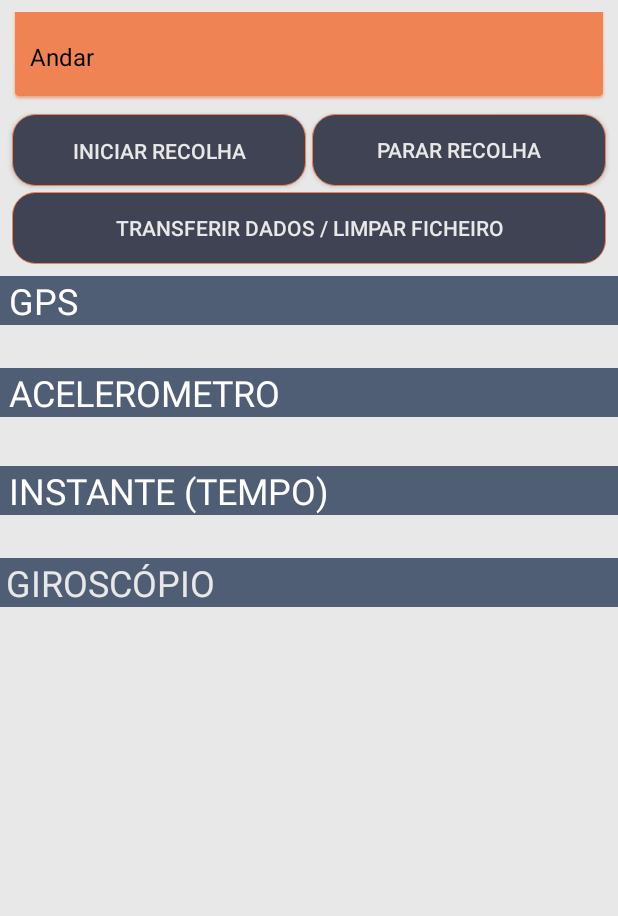
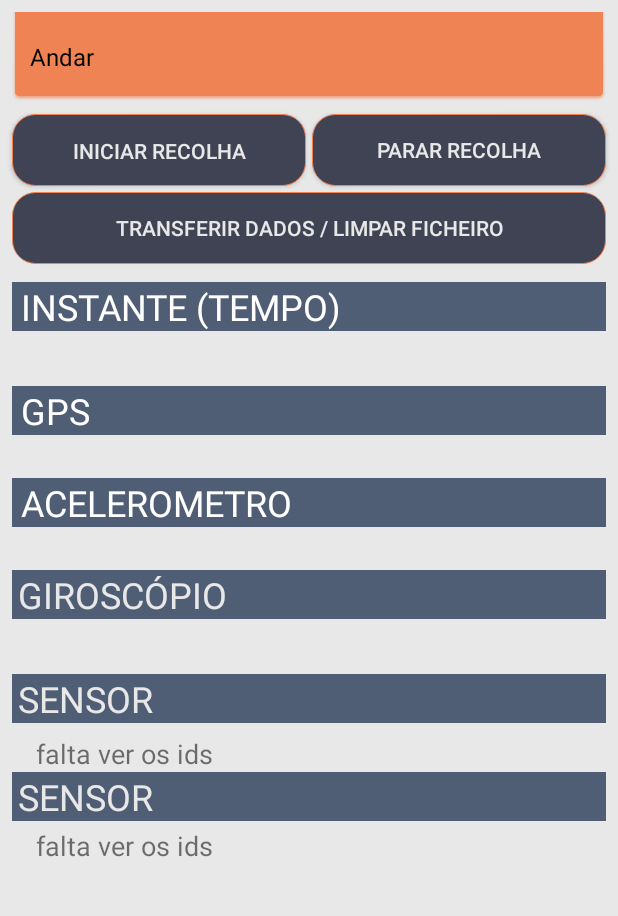
Before and after one commit to KrisLeoSim/CUB-TP, an Android app: the screen it shows after launch (MainActivity), on a phone screen of 412 x 824 dp, the part 84-1000 px from its top. Run offline under Robolectric (Android 15) with nearby library versions, the phone set to English and light mode, and no system bars.

Commit message:
com interface melhorada para levar o resto dos sensores

```diff
--- a/app/src/main/java/com/example/kris/cubtp/MainActivity.java
+++ b/app/src/main/java/com/example/kris/cubtp/MainActivity.java
@@ -66,7 +66,7 @@ public class MainActivity extends AppCompatActivity implements AdapterView.OnIte
         btnstart = (Button) findViewById(R.id.btnstart);
         textgps = (TextView) findViewById(R.id.textgps);
         textgiroscopio = (TextView) findViewById(R.id.textgiroscopio);
-        tituloacelerometro = (TextView) findViewById(R.id.titulogiroscopio);
+        titulogiroscopio = (TextView) findViewById(R.id.titulogiroscopio);
 
 
         InicializaSensores();
@@ -125,25 +125,27 @@ public class MainActivity extends AppCompatActivity implements AdapterView.OnIte
         escondeMostradores.setOnCheckedChangeListener(new CompoundButton.OnCheckedChangeListener() {
             @Override
             public void onCheckedChanged(CompoundButton compoundButton, boolean isChecked) {
-                if(isChecked){
+
+                if(isChecked == true) {
                     textacelerometro.setVisibility(View.VISIBLE);
                     textgps.setVisibility(View.VISIBLE);
                     textinstante.setVisibility(View.VISIBLE);
+                    textgiroscopio.setVisibility(View.VISIBLE);
                     titulogps.setVisibility(View.VISIBLE);
                     tituloacelerometro.setVisibility(View.VISIBLE);
                     tituloinstante.setVisibility(View.VISIBLE);
                     titulogiroscopio.setVisibility(View.VISIBLE);
-                    textgiroscopio.setVisibility(View.VISIBLE);
                 }else{
                     textacelerometro.setVisibility(View.INVISIBLE);
                     textgps.setVisibility(View.INVISIBLE);
                     textinstante.setVisibility(View.INVISIBLE);
+                    textgiroscopio.setVisibility(View.INVISIBLE);
                     titulogps.setVisibility(View.INVISIBLE);
                     tituloacelerometro.setVisibility(View.INVISIBLE);
                     tituloinstante.setVisibility(View.INVISIBLE);
                     titulogiroscopio.setVisibility(View.INVISIBLE);
-                    textgiroscopio.setVisibility(View.INVISIBLE);
                 }
+
             }
         });
 
@@ -240,7 +242,7 @@ public class MainActivity extends AppCompatActivity implements AdapterView.OnIte
 
             int acc = sensorEvent.accuracy;
 
-            textgiroscopio.setText("X: "+(int)x+ "\nY: "+(int)y+ "\nZ: "+(int)z+"\nacc: "+acc, TextView.BufferType.NORMAL);
+            textgiroscopio.setText("X: "+(int)x+ "   Y: "+(int)y+ "   Z: "+(int)z+"\nacc: "+acc, TextView.BufferType.NORMAL);
 
         }
 
@@ -261,7 +263,7 @@ public class MainActivity extends AppCompatActivity implements AdapterView.OnIte
 
             int acc = sensorEvent.accuracy;
 
-            textacelerometro.setText("X: "+(int)x+"\nY: "+(int)y+ "\nZ: "+(int)z+"\nacc: "+acc, TextView.BufferType.NORMAL);
+            textacelerometro.setText("X: "+(int)x+"   Y: "+(int)y+ "   Z: "+(int)z+"\nacc: "+acc, TextView.BufferType.NORMAL);
         }
 
         @Override
--- a/app/src/main/res/layout/activity_main.xml
+++ b/app/src/main/res/layout/activity_main.xml
@@ -15,6 +15,49 @@
         tools:layout_editor_absoluteY="100dp"
         tools:ignore="MissingConstraints" />
 
+
+    <TextView
+        android:id="@+id/textView"
+        android:layout_width="match_parent"
+        android:layout_height="wrap_content"
+        android:layout_marginBottom="8dp"
+        android:layout_marginStart="16dp"
+        android:layout_marginTop="8dp"
+        android:text="CUB [TP]"
+        android:textColor="@android:color/background_light"
+        android:textSize="18sp"
+        android:textStyle="bold"
+        app:layout_constraintBottom_toBottomOf="@+id/CustomToolbar"
+        app:layout_constraintStart_toStartOf="@+id/CustomToolbar"
+        app:layout_constraintTop_toTopOf="parent" />
+
+    <Switch
+        android:id="@+id/EsconderMostradores"
+        android:layout_width="wrap_content"
+        android:layout_height="0dp"
+        android:layout_marginBottom="8dp"
+        android:layout_marginEnd="8dp"
+        android:layout_marginTop="8dp"
+        android:checked="true"
+        app:layout_constraintBottom_toBottomOf="@+id/CustomToolbar"
+        app:layout_constraintEnd_toEndOf="@+id/CustomToolbar"
+        app:layout_constraintTop_toTopOf="parent"
+        tools:checked="true" />
+
+    <Spinner
+        android:id="@+id/spinneractividades"
+        android:layout_width="0dp"
+        android:layout_height="wrap_content"
+        android:layout_marginEnd="8dp"
+        android:layout_marginStart="8dp"
+        android:layout_marginTop="8dp"
+        android:background="@android:drawable/spinner_dropdown_background"
+        android:backgroundTint="@color/colorAccent"
+        android:popupBackground="@color/colorcinza"
+        app:layout_constraintEnd_toEndOf="parent"
+        app:layout_constraintHorizontal_bias="1.0"
+        app:layout_constraintStart_toStartOf="parent"
+        app:layout_constraintTop_toBottomOf="@+id/CustomToolbar" />
 
     <Button
         android:id="@+id/btnstart"
@@ -83,64 +126,28 @@
         app:layout_constraintGuide_percent="0.5" />
 
 
+    <ScrollView
+        android:layout_width="0dp"
+        android:layout_height="0dp"
+        android:layout_marginBottom="8dp"
+        android:layout_marginEnd="8dp"
+        android:layout_marginStart="8dp"
+        android:layout_marginTop="8dp"
+        app:layout_constraintBottom_toBottomOf="parent"
+        app:layout_constraintEnd_toEndOf="parent"
+        app:layout_constraintHorizontal_bias="1.0"
+        app:layout_constraintStart_toStartOf="parent"
+        app:layout_constraintTop_toBottomOf="@+id/btntranf"
+        app:layout_constraintVertical_bias="0.0">
 
-
-    <TextView
-        android:id="@+id/textacelerometro"
-        android:layout_width="0dp"
+        <LinearLayout
+            android:layout_width="match_parent"
             android:layout_height="wrap_content"
-        android:layout_marginEnd="16dp"
-        android:layout_marginStart="16dp"
-        android:layout_marginTop="4dp"
-        android:textSize="18sp"
-        app:layout_constraintEnd_toEndOf="parent"
-        app:layout_constraintHorizontal_bias="0.125"
-        app:layout_constraintStart_toStartOf="@+id/guideline"
-        app:layout_constraintTop_toBottomOf="@+id/tituloacelerometro" />
-
-    <TextView
-        android:id="@+id/textgps"
-        android:layout_width="0dp"
-        android:layout_height="wrap_content"
-        android:layout_marginEnd="16dp"
-        android:layout_marginStart="16dp"
-        android:editable="false"
-        android:textSize="18sp"
-        app:layout_constraintEnd_toEndOf="parent"
-        app:layout_constraintHorizontal_bias="0.125"
-        app:layout_constraintStart_toStartOf="@+id/guideline"
-        app:layout_constraintTop_toBottomOf="@+id/titulogps" />
-
-    <TextView
-        android:id="@+id/titulogps"
-        android:layout_width="0dp"
-        android:layout_height="wrap_content"
-        android:layout_marginTop="8dp"
-        android:background="@color/colorPrimaryDark"
-        android:text=" GPS"
-        android:textColor="@android:color/background_light"
-        android:textSize="24sp"
-        app:layout_constraintEnd_toEndOf="parent"
-        app:layout_constraintHorizontal_bias="0.25"
-        app:layout_constraintStart_toStartOf="parent"
-        app:layout_constraintTop_toBottomOf="@+id/btntranf" />
-
-    <TextView
-        android:id="@+id/tituloacelerometro"
-        android:layout_width="0dp"
-        android:layout_height="wrap_content"
-        android:layout_marginTop="4dp"
-        android:background="@color/colorPrimaryDark"
-        android:text=" ACELEROMETRO"
-        android:textColor="@android:color/background_light"
-        android:textSize="24sp"
-        app:layout_constraintEnd_toEndOf="parent"
-        app:layout_constraintStart_toStartOf="parent"
-        app:layout_constraintTop_toBottomOf="@+id/textgps" />
+            android:orientation="vertical">
 
             <TextView
                 android:id="@+id/tituloinstante"
-        android:layout_width="0dp"
+                android:layout_width="match_parent"
                 android:layout_height="wrap_content"
                 android:layout_marginTop="4dp"
                 android:background="@color/colorPrimaryDark"
@@ -153,7 +160,7 @@
 
             <TextView
                 android:id="@+id/textinstante"
-        android:layout_width="0dp"
+                android:layout_width="match_parent"
                 android:layout_height="wrap_content"
                 android:layout_marginEnd="16dp"
                 android:layout_marginStart="16dp"
@@ -167,51 +174,61 @@
                 app:layout_constraintTop_toBottomOf="@+id/tituloinstante" />
 
             <TextView
-        android:id="@+id/textView"
-        android:layout_width="wrap_content"
+                android:id="@+id/titulogps"
+                android:layout_width="match_parent"
                 android:layout_height="wrap_content"
-        android:layout_marginBottom="8dp"
+                android:layout_marginTop="8dp"
+                android:background="@color/colorPrimaryDark"
+                android:text=" GPS"
+                android:textColor="@android:color/background_light"
+                android:textSize="24sp"
+                app:layout_constraintEnd_toEndOf="parent"
+                app:layout_constraintHorizontal_bias="0.25"
+                app:layout_constraintStart_toStartOf="parent"
+                app:layout_constraintTop_toBottomOf="@+id/btntranf" />
+
+            <TextView
+                android:id="@+id/textgps"
+                android:layout_width="match_parent"
+                android:layout_height="wrap_content"
+                android:layout_marginEnd="16dp"
                 android:layout_marginStart="16dp"
-        android:layout_marginTop="8dp"
-        android:text="CUB [TP]"
+                android:editable="false"
+                android:textSize="18sp"
+                app:layout_constraintEnd_toEndOf="parent"
+                app:layout_constraintHorizontal_bias="0.125"
+                app:layout_constraintStart_toStartOf="@+id/guideline"
+                app:layout_constraintTop_toBottomOf="@+id/titulogps" />
+
+            <TextView
+                android:id="@+id/tituloacelerometro"
+                android:layout_width="match_parent"
+                android:layout_height="wrap_content"
+                android:layout_marginTop="4dp"
+                android:background="@color/colorPrimaryDark"
+                android:text=" ACELEROMETRO"
                 android:textColor="@android:color/background_light"
+                android:textSize="24sp"
+                app:layout_constraintEnd_toEndOf="parent"
+                app:layout_constraintStart_toStartOf="parent"
+                app:layout_constraintTop_toBottomOf="@+id/textgps" />
+
+            <TextView
+                android:id="@+id/textacelerometro"
+                android:layout_width="match_parent"
+                android:layout_height="wrap_content"
+                android:layout_marginEnd="16dp"
+                android:layout_marginStart="16dp"
+                android:layout_marginTop="4dp"
                 android:textSize="18sp"
-        android:textStyle="bold"
-        app:layout_constraintBottom_toBottomOf="@+id/CustomToolbar"
-        app:layout_constraintStart_toStartOf="@+id/CustomToolbar"
-        app:layout_constraintTop_toTopOf="parent" />
-
-    <Switch
-        android:id="@+id/EsconderMostradores"
-        android:layout_width="wrap_content"
-        android:layout_height="0dp"
-        android:layout_marginBottom="8dp"
-        android:layout_marginEnd="8dp"
-        android:layout_marginTop="8dp"
-        android:checked="true"
-        app:layout_constraintBottom_toBottomOf="@+id/CustomToolbar"
-        app:layout_constraintEnd_toEndOf="@+id/CustomToolbar"
-        app:layout_constraintTop_toTopOf="parent"
-        tools:checked="true" />
-
-    <Spinner
-        android:id="@+id/spinneractividades"
-        android:layout_width="0dp"
-        android:layout_height="wrap_content"
-        android:layout_marginEnd="8dp"
-        android:layout_marginStart="8dp"
-        android:layout_marginTop="8dp"
-        android:background="@android:drawable/spinner_dropdown_background"
-        android:backgroundTint="@color/colorAccent"
-        android:popupBackground="@color/colorcinza"
                 app:layout_constraintEnd_toEndOf="parent"
-        app:layout_constraintHorizontal_bias="1.0"
-        app:layout_constraintStart_toStartOf="parent"
-        app:layout_constraintTop_toBottomOf="@+id/CustomToolbar" />
+                app:layout_constraintHorizontal_bias="0.125"
+                app:layout_constraintStart_toStartOf="@+id/guideline"
+                app:layout_constraintTop_toBottomOf="@+id/tituloacelerometro" />
 
             <TextView
                 android:id="@+id/titulogiroscopio"
-        android:layout_width="0dp"
+                android:layout_width="match_parent"
                 android:layout_height="wrap_content"
                 android:background="@color/colorPrimaryDark"
                 android:paddingLeft="4dp"
@@ -224,19 +241,66 @@
 
             <TextView
                 android:id="@+id/textgiroscopio"
-        android:layout_width="0dp"
+                android:layout_width="match_parent"
                 android:layout_height="wrap_content"
                 android:layout_marginEnd="16dp"
                 android:layout_marginStart="16dp"
                 android:layout_marginTop="4dp"
+                android:scrollbars="vertical"
                 android:textSize="18sp"
-        android:scrollbars="vertical"
                 app:layout_constraintEnd_toEndOf="parent"
                 app:layout_constraintStart_toStartOf="parent"
                 app:layout_constraintTop_toBottomOf="@+id/titulogiroscopio" />
 
+            <TextView
+                android:id="@+id/titulosensor1"
+                android:layout_width="match_parent"
+                android:layout_height="wrap_content"
+                android:layout_marginTop="8dp"
+                android:background="@color/colorPrimaryDark"
+                android:paddingLeft="4dp"
+                android:text="SENSOR"
+                android:textColor="@color/colormaisclaro"
+                android:textSize="24sp"
+                app:layout_constraintEnd_toEndOf="parent"
+                app:layout_constraintStart_toStartOf="parent"
+                app:layout_constraintTop_toBottomOf="@+id/textgiroscopio" />
 
+            <TextView
+                android:id="@+id/textView3"
+                android:layout_width="match_parent"
+                android:layout_height="wrap_content"
+                android:layout_marginEnd="16dp"
+                android:layout_marginStart="16dp"
+                android:layout_marginTop="8dp"
+                android:text="falta ver os ids"
+                android:textSize="18sp"
+                app:layout_constraintEnd_toEndOf="parent"
+                app:layout_constraintStart_toStartOf="parent"
+                app:layout_constraintTop_toBottomOf="@+id/titulosensor1" />
 
+            <TextView
+                android:id="@+id/titulosensor2"
+                android:layout_width="match_parent"
+                android:layout_height="wrap_content"
+                android:background="@color/colorPrimaryDark"
+                android:paddingLeft="4dp"
+                android:text="SENSOR"
+                android:textColor="@color/colormaisclaro"
+                android:textSize="24sp" />
+
+            <TextView
+                android:id="@+id/textView5"
+                android:layout_width="match_parent"
+                android:layout_height="wrap_content"
+                android:layout_marginEnd="16dp"
+                android:layout_marginStart="16dp"
+                android:layout_marginTop="4dp"
+                android:text="falta ver os ids"
+                android:textSize="18sp" />
+
+        </LinearLayout>
+    </ScrollView>
 
 
 </android.support.constraint.ConstraintLayout>
```
Lines whose indentation alone changed are shown as unchanged.
